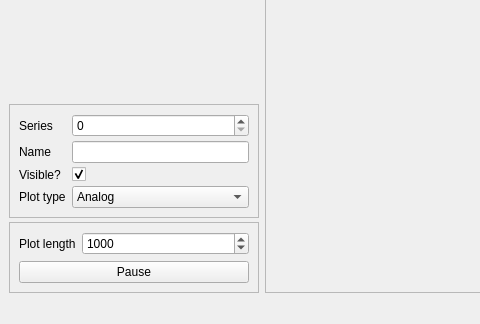
starfishneuroscience/splot, file src/splot/splot.ui: the form before one commit; both pictures show x 0 to 480 and y 512 to 836 of the 790 by 836 pixel window.
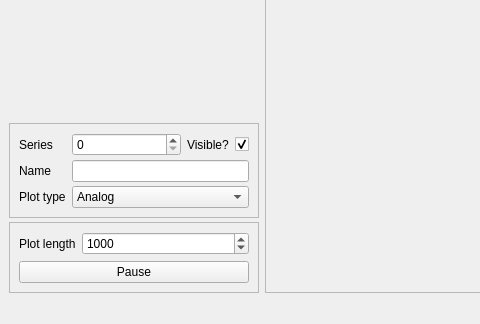
The form after the commit.

Commit message: dont reconfigure a streamprocessor; just always make a new one

Patch:
```diff
--- a/src/splot/splot.ui
+++ b/src/splot/splot.ui
@@ -600,13 +600,17 @@
               <property name="frameShadow">
                <enum>QFrame::Raised</enum>
               </property>
-              <layout class="QFormLayout" name="formLayout_2">
-               <property name="fieldGrowthPolicy">
-                <enum>QFormLayout::ExpandingFieldsGrow</enum>
-               </property>
+              <layout class="QGridLayout" name="gridLayout_3">
                <property name="verticalSpacing">
                 <number>4</number>
                </property>
+               <item row="0" column="2">
+                <widget class="QLabel" name="seriesVisibleLabel">
+                 <property name="text">
+                  <string>Visible?</string>
+                 </property>
+                </widget>
+               </item>
                <item row="0" column="0">
                 <widget class="QLabel" name="seriesLabel">
                  <property name="text">
@@ -614,19 +618,6 @@
                  </property>
                 </widget>
                </item>
-               <item row="0" column="1">
-                <widget class="QSpinBox" name="seriesSelectorSpinBox">
-                 <property name="sizePolicy">
-                  <sizepolicy hsizetype="Expanding" vsizetype="Fixed">
-                   <horstretch>0</horstretch>
-                   <verstretch>0</verstretch>
-                  </sizepolicy>
-                 </property>
-                 <property name="correctionMode">
-                  <enum>QAbstractSpinBox::CorrectToNearestValue</enum>
-                 </property>
-                </widget>
-               </item>
                <item row="3" column="0">
                 <widget class="QLabel" name="seriesPlotTypeLabel">
                  <property name="text">
@@ -634,7 +625,37 @@
                  </property>
                 </widget>
                </item>
-               <item row="3" column="1">
+               <item row="1" column="0">
+                <widget class="QLabel" name="seriesNameLabel">
+                 <property name="text">
+                  <string>Name</string>
+                 </property>
+                </widget>
+               </item>
+               <item row="0" column="1">
+                <widget class="QSpinBox" name="seriesSelectorSpinBox">
+                 <property name="sizePolicy">
+                  <sizepolicy hsizetype="Expanding" vsizetype="Fixed">
+                   <horstretch>0</horstretch>
+                   <verstretch>0</verstretch>
+                  </sizepolicy>
+                 </property>
+                 <property name="correctionMode">
+                  <enum>QAbstractSpinBox::CorrectToNearestValue</enum>
+                 </property>
+                </widget>
+               </item>
+               <item row="0" column="3">
+                <widget class="QCheckBox" name="seriesVisibleCheckBox">
+                 <property name="enabled">
+                  <bool>true</bool>
+                 </property>
+                 <property name="checked">
+                  <bool>true</bool>
+                 </property>
+                </widget>
+               </item>
+               <item row="3" column="1" colspan="3">
                 <widget class="QComboBox" name="seriesPlotTypeComboBox">
                  <property name="sizePolicy">
                   <sizepolicy hsizetype="Expanding" vsizetype="Fixed">
@@ -654,31 +675,7 @@
                  </item>
                 </widget>
                </item>
-               <item row="2" column="0">
-                <widget class="QLabel" name="seriesVisibleLabel">
-                 <property name="text">
-                  <string>Visible?</string>
-                 </property>
-                </widget>
-               </item>
-               <item row="2" column="1">
-                <widget class="QCheckBox" name="seriesVisibleCheckBox">
-                 <property name="enabled">
-                  <bool>true</bool>
-                 </property>
-                 <property name="checked">
-                  <bool>true</bool>
-                 </property>
-                </widget>
-               </item>
-               <item row="1" column="0">
-                <widget class="QLabel" name="seriesNameLabel">
-                 <property name="text">
-                  <string>Name</string>
-                 </property>
-                </widget>
-               </item>
-               <item row="1" column="1">
+               <item row="1" column="1" colspan="3">
                 <widget class="QLineEdit" name="seriesNameLineEdit"/>
                </item>
               </layout>
```
Left out of the diff: 20 changed lines with no effect on the pictures. The commit also changes 2 other files.
